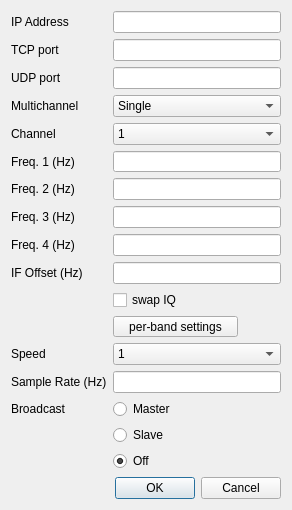
First picture: the form in so2sdr-bandmap/afedrisetup.ui, repository n4ogw/so2sdr, before the edit.
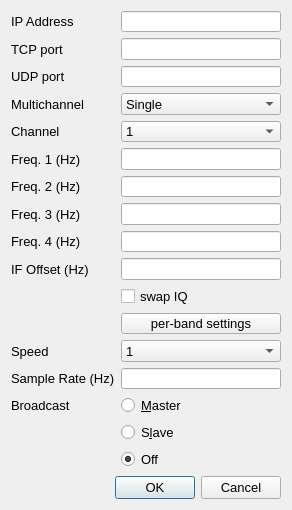
Second picture: the form after the edit.

Diff of the .ui file:
```diff
--- a/so2sdr-bandmap/afedrisetup.ui
+++ b/so2sdr-bandmap/afedrisetup.ui
@@ -14,7 +14,7 @@
    </rect>
   </property>
   <property name="sizePolicy">
-   <sizepolicy hsizetype="Fixed" vsizetype="Fixed">
+   <sizepolicy hsizetype="MinimumExpanding" vsizetype="MinimumExpanding">
     <horstretch>0</horstretch>
     <verstretch>0</verstretch>
    </sizepolicy>
@@ -27,10 +27,16 @@
   </property>
   <property name="maximumSize">
    <size>
-    <width>292</width>
-    <height>510</height>
+    <width>600</width>
+    <height>1000</height>
    </size>
   </property>
+  <property name="font">
+   <font>
+    <family>Liberation Sans</family>
+    <pointsize>10</pointsize>
+   </font>
+  </property>
   <property name="windowTitle">
    <string>Afedri Net SDR</string>
   </property>
@@ -52,6 +58,12 @@
      </item>
      <item row="0" column="1">
       <widget class="QLineEdit" name="tcpipaddressLineEdit">
+       <property name="sizePolicy">
+        <sizepolicy hsizetype="MinimumExpanding" vsizetype="MinimumExpanding">
+         <horstretch>0</horstretch>
+         <verstretch>0</verstretch>
+        </sizepolicy>
+       </property>
        <property name="toolTip">
         <string>IP address of Afedri SDR</string>
        </property>
@@ -66,6 +78,12 @@
      </item>
      <item row="1" column="1">
       <widget class="QLineEdit" name="tcpportLineEdit">
+       <property name="sizePolicy">
+        <sizepolicy hsizetype="MinimumExpanding" vsizetype="MinimumExpanding">
+         <horstretch>0</horstretch>
+         <verstretch>0</verstretch>
+        </sizepolicy>
+       </property>
        <property name="toolTip">
         <string>TCP port number. Default often 50000.</string>
        </property>
@@ -80,6 +98,12 @@
      </item>
      <item row="2" column="1">
       <widget class="QLineEdit" name="udpportLineEdit">
+       <property name="sizePolicy">
+        <sizepolicy hsizetype="MinimumExpanding" vsizetype="MinimumExpanding">
+         <horstretch>0</horstretch>
+         <verstretch>0</verstretch>
+        </sizepolicy>
+       </property>
        <property name="toolTip">
         <string>UDP port number. Default often 50000.</string>
        </property>
@@ -94,6 +118,12 @@
      </item>
      <item row="3" column="1">
       <widget class="QComboBox" name="multiChannelComboBox">
+       <property name="sizePolicy">
+        <sizepolicy hsizetype="MinimumExpanding" vsizetype="MinimumExpanding">
+         <horstretch>0</horstretch>
+         <verstretch>0</verstretch>
+        </sizepolicy>
+       </property>
        <property name="toolTip">
         <string>Allows dual or quad reception if supported by Afedri hardware.</string>
        </property>
@@ -123,6 +153,12 @@
      </item>
      <item row="4" column="1">
       <widget class="QComboBox" name="channelComboBox">
+       <property name="sizePolicy">
+        <sizepolicy hsizetype="MinimumExpanding" vsizetype="MinimumExpanding">
+         <horstretch>0</horstretch>
+         <verstretch>0</verstretch>
+        </sizepolicy>
+       </property>
        <property name="toolTip">
         <string>Channel number. Channels above 1 require dual or quad hardware.</string>
        </property>
@@ -157,6 +193,12 @@
      </item>
      <item row="5" column="1">
       <widget class="QLineEdit" name="lineEditFreq1">
+       <property name="sizePolicy">
+        <sizepolicy hsizetype="MinimumExpanding" vsizetype="MinimumExpanding">
+         <horstretch>0</horstretch>
+         <verstretch>0</verstretch>
+        </sizepolicy>
+       </property>
        <property name="toolTip">
         <string>Center frequency for SDR</string>
        </property>
@@ -171,6 +213,12 @@
      </item>
      <item row="6" column="1">
       <widget class="QLineEdit" name="lineEditFreq2">
+       <property name="sizePolicy">
+        <sizepolicy hsizetype="MinimumExpanding" vsizetype="MinimumExpanding">
+         <horstretch>0</horstretch>
+         <verstretch>0</verstretch>
+        </sizepolicy>
+       </property>
        <property name="acceptDrops">
         <bool>true</bool>
        </property>
@@ -188,6 +236,12 @@
      </item>
      <item row="7" column="1">
       <widget class="QLineEdit" name="lineEditFreq3">
+       <property name="sizePolicy">
+        <sizepolicy hsizetype="MinimumExpanding" vsizetype="MinimumExpanding">
+         <horstretch>0</horstretch>
+         <verstretch>0</verstretch>
+        </sizepolicy>
+       </property>
        <property name="toolTip">
         <string>Center frequency, third receiver</string>
        </property>
@@ -202,6 +256,12 @@
      </item>
      <item row="8" column="1">
       <widget class="QLineEdit" name="lineEditFreq4">
+       <property name="sizePolicy">
+        <sizepolicy hsizetype="MinimumExpanding" vsizetype="MinimumExpanding">
+         <horstretch>0</horstretch>
+         <verstretch>0</verstretch>
+        </sizepolicy>
+       </property>
        <property name="toolTip">
         <string>Center frequency, fourth receiver.</string>
        </property>
@@ -216,6 +276,12 @@
      </item>
      <item row="9" column="1">
       <widget class="QLineEdit" name="lineEditOffset">
+       <property name="sizePolicy">
+        <sizepolicy hsizetype="MinimumExpanding" vsizetype="MinimumExpanding">
+         <horstretch>0</horstretch>
+         <verstretch>0</verstretch>
+        </sizepolicy>
+       </property>
        <property name="toolTip">
         <string>IF offset: difference in Hz from SDR center frequency and center of display.</string>
        </property>
@@ -230,6 +296,12 @@
      </item>
      <item row="13" column="1">
       <widget class="QLineEdit" name="sampleFreqLineEdit">
+       <property name="sizePolicy">
+        <sizepolicy hsizetype="MinimumExpanding" vsizetype="MinimumExpanding">
+         <horstretch>0</horstretch>
+         <verstretch>0</verstretch>
+        </sizepolicy>
+       </property>
        <property name="toolTip">
         <string>Sample rate of SDR. Not all values can be set with Afedri, see Afedri docs.</string>
        </property>
@@ -244,11 +316,17 @@
      </item>
      <item row="15" column="1">
       <widget class="QRadioButton" name="broadcastMasterButton">
+       <property name="sizePolicy">
+        <sizepolicy hsizetype="MinimumExpanding" vsizetype="MinimumExpanding">
+         <horstretch>0</horstretch>
+         <verstretch>0</verstretch>
+        </sizepolicy>
+       </property>
        <property name="toolTip">
         <string>Turn on UDP broadcast option. Master controls the SDR.</string>
        </property>
        <property name="text">
-        <string>Master</string>
+        <string>&amp;Master</string>
        </property>
        <attribute name="buttonGroup">
         <string notr="true">broadcastButtonGroup</string>
@@ -257,11 +335,17 @@
      </item>
      <item row="16" column="1">
       <widget class="QRadioButton" name="broadcastSlaveButton">
+       <property name="sizePolicy">
+        <sizepolicy hsizetype="MinimumExpanding" vsizetype="MinimumExpanding">
+         <horstretch>0</horstretch>
+         <verstretch>0</verstretch>
+        </sizepolicy>
+       </property>
        <property name="toolTip">
         <string>Connect to UDP broadcast as Slave. Cannot change any SDR parameters. Use for multichannel SDR's.</string>
        </property>
        <property name="text">
-        <string>Slave</string>
+        <string>S&amp;lave</string>
        </property>
        <attribute name="buttonGroup">
         <string notr="true">broadcastButtonGroup</string>
@@ -270,6 +354,12 @@
      </item>
      <item row="17" column="1">
       <widget class="QRadioButton" name="broadcastOffButton">
+       <property name="sizePolicy">
+        <sizepolicy hsizetype="MinimumExpanding" vsizetype="MinimumExpanding">
+         <horstretch>0</horstretch>
+         <verstretch>0</verstretch>
+        </sizepolicy>
+       </property>
        <property name="toolTip">
         <string>Do not use UDP broadcast protocol.</string>
        </property>
@@ -293,6 +383,12 @@
      </item>
      <item row="12" column="1">
       <widget class="QComboBox" name="fftComboBox">
+       <property name="sizePolicy">
+        <sizepolicy hsizetype="MinimumExpanding" vsizetype="MinimumExpanding">
+         <horstretch>0</horstretch>
+         <verstretch>0</verstretch>
+        </sizepolicy>
+       </property>
        <item>
         <property name="text">
          <string>1</string>
@@ -312,6 +408,12 @@
      </item>
      <item row="10" column="1">
       <widget class="QCheckBox" name="checkBoxSwap">
+       <property name="sizePolicy">
+        <sizepolicy hsizetype="MinimumExpanding" vsizetype="MinimumExpanding">
+         <horstretch>0</horstretch>
+         <verstretch>0</verstretch>
+        </sizepolicy>
+       </property>
        <property name="toolTip">
         <string>Invert I/Q channels. Use if spectrum is inverted.</string>
        </property>
@@ -323,7 +425,7 @@
      <item row="11" column="1">
       <widget class="QPushButton" name="bandOffsetPushButton">
        <property name="sizePolicy">
-        <sizepolicy hsizetype="Fixed" vsizetype="Fixed">
+        <sizepolicy hsizetype="MinimumExpanding" vsizetype="MinimumExpanding">
          <horstretch>0</horstretch>
          <verstretch>0</verstretch>
         </sizepolicy>
@@ -336,7 +438,7 @@
        </property>
        <property name="maximumSize">
         <size>
-         <width>125</width>
+         <width>1000</width>
          <height>16777215</height>
         </size>
        </property>
```
